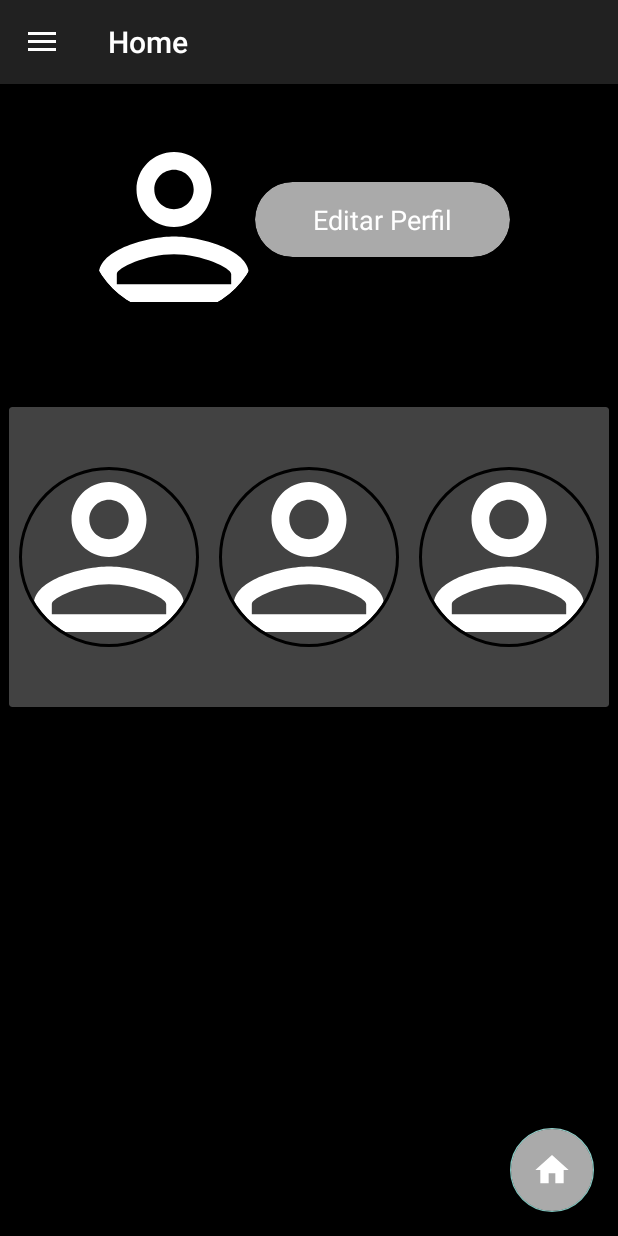
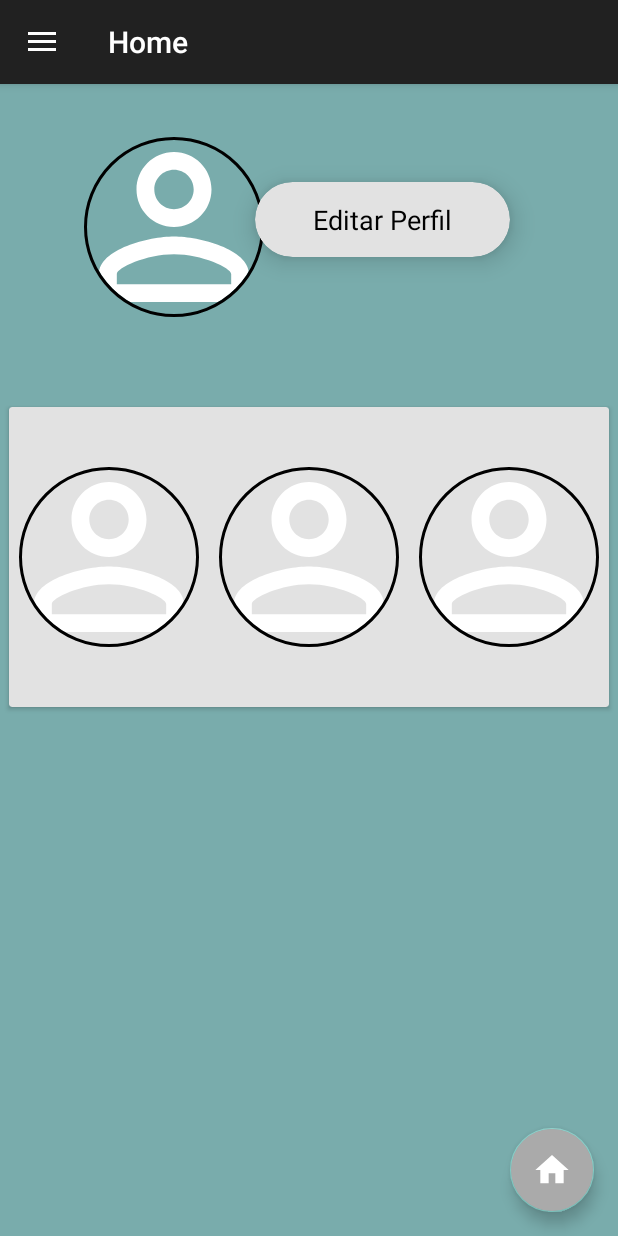
Before and after one commit to TiagoPereiraIfsul/TCC, an Android app: the fragment FragmentCabelo placed in its activity, in the side drawer, after a tap on "Perfil", on a phone screen of 412 x 824 dp. Run offline under Robolectric (Android 15) with nearby library versions, the phone set to English and light mode, and no system bars; our stand-ins replace CircleImageView, Firebase (no records; nobody signed in at launch, a user with empty details on screens opened directly), Picasso; pictures from the network do not load; 8 statements that could not run were skipped.

Commit message:
Falta apenas deixar bonito

```diff
--- a/app/src/main/java/com/example/login/Estilo/FragmentCabelo.java
+++ b/app/src/main/java/com/example/login/Estilo/FragmentCabelo.java
@@ -56,24 +56,24 @@ public class FragmentCabelo extends Fragment {
 //        recyclerView.setLayoutManager(new LinearLayoutManager(this));
         modeloEstilo = new ModeloEstilo();
         recyclerView.setLayoutManager(new LinearLayoutManager(getContext()));
-        recyclerView.setItemAnimator(new DefaultItemAnimator());
-        recyclerView.setAdapter(adapter = new EstiloAdapter(getContext(), modeloEstilos, onClickModeloEstilo()));
+        //recyclerView.setItemAnimator(new DefaultItemAnimator());
+        //recyclerView.setAdapter(adapter = new EstiloAdapter(getContext(), modeloEstilos, onClickModeloEstilo()));
 
         FirebaseDatabase.getInstance().getReference("Estilos").addListenerForSingleValueEvent(new ValueEventListener() {
             @Override
             public void onDataChange(@NonNull DataSnapshot dataSnapshot) {
-                List<ModeloEstilo> lista = new ArrayList<>();
+                List<ModeloEstilo> lista1 = new ArrayList<>();
 
                 for(DataSnapshot d : dataSnapshot.getChildren()) {
                     ModeloEstilo m = d.getValue(ModeloEstilo.class);
                     if(m.getBarbeiro().equals(FirebaseAuth.getInstance().getCurrentUser().getUid()))
-                        lista.add(m);
+                        lista1.add(m);
                 }
 
-                lista = (List<ModeloEstilo>) lista.stream().filter(e->e.getCategoria().equals("Cabelo - R$ 25,00")).collect(Collectors.toList());
-                System.out.println(lista);
-                modeloEstilos = lista;
-                carregarRecyclerView(lista);
+                lista1 = (List<ModeloEstilo>) lista1.stream().filter(e -> e.getCategoria().equals("Cabelo - R$ 25,00")).collect(Collectors.toList());
+                System.out.println(lista1);
+                modeloEstilos = lista1;
+                carregarRecyclerView(lista1);
 
             }
 
--- a/app/src/main/java/com/example/login/Login/Cadastro/Cadastro.java
+++ b/app/src/main/java/com/example/login/Login/Cadastro/Cadastro.java
@@ -232,7 +232,7 @@ public class Cadastro extends AppCompatActivity {
                                                         finish();
                                                     }else
                                                     {
-                                                        Toast.makeText(Cadastro.this, "Senha deve conter pelo menos 5 letras e 5 números", Toast.LENGTH_SHORT).show();
+                                                        Toast.makeText(Cadastro.this, "Senha deve conter pelo menos 4 letras e 5 números", Toast.LENGTH_SHORT).show();
                                                     }
                                                 }
                                             });
--- a/app/src/main/java/com/example/login/Login/Cadastro/MainActivity.java
+++ b/app/src/main/java/com/example/login/Login/Cadastro/MainActivity.java
@@ -42,7 +42,7 @@ public class MainActivity extends AppCompatActivity {
         aliasTwitter = findViewById(R.id.imageView4);
         aliasInsta = findViewById(R.id.imageView3);
         aliasFace = findViewById(R.id.imageView2);
-        aliasEmail = findViewById(R.id.editText);
+        aliasEmail = findViewById(R.id.editText3);
         aliasSenha = findViewById(R.id.editText2);
         aliasCadastro = findViewById(R.id.textView2);
 
--- a/app/src/main/res/layout/activity_inicial_barbeiro.xml
+++ b/app/src/main/res/layout/activity_inicial_barbeiro.xml
@@ -18,6 +18,7 @@
         android:layout_width="wrap_content"
         android:layout_height="match_parent"
         android:layout_gravity="start"
+        android:background="#636363"
         android:fitsSystemWindows="true"
         app:headerLayout="@layout/nav_header_inicial_barbeiro"
         app:menu="@menu/activity_inicial_barbeiro_drawer" />
--- a/app/src/main/res/layout/fragment_fragment_add_estilo.xml
+++ b/app/src/main/res/layout/fragment_fragment_add_estilo.xml
@@ -65,6 +65,7 @@
         android:layout_width="240dp"
         android:layout_height="wrap_content"
         android:layout_marginTop="220dp"
+        android:layout_marginLeft="90dp"
         android:ems="10"
         android:hint="Digite o nome do estilo:"
         android:inputType="textPersonName"
--- a/app/src/main/res/layout/fragment_fragment_inicial.xml
+++ b/app/src/main/res/layout/fragment_fragment_inicial.xml
@@ -4,7 +4,7 @@
     android:layout_width="match_parent"
     android:layout_height="match_parent"
     xmlns:app="http://schemas.android.com/apk/res-auto"
-    android:background="@drawable/aa"
+    android:background="@color/colorini"
     tools:context=".Acoes.Barbeiro.FragmentInicial">
 
     <!--<RelativeLayout-->
--- a/app/src/main/res/layout/fragment_fragment_perfil_barbeiro.xml
+++ b/app/src/main/res/layout/fragment_fragment_perfil_barbeiro.xml
@@ -11,11 +11,8 @@
     <RelativeLayout
         android:layout_width="match_parent"
         android:layout_height="match_parent"
-        android:background="@color/common_google_signin_btn_text_dark_focused"
+        android:background="@color/colorini"
         >
-
-
-
 
         <LinearLayout
             android:layout_width="match_parent"
@@ -51,7 +48,8 @@
                 android:layout_marginTop="10dp"
                 android:textColor="#fff"
                 android:textSize="15sp"
-                android:textStyle="bold" />
+                android:textStyle="bold"
+                android:textColorHint="@color/common_google_signin_btn_text_dark"/>
 
 
         </LinearLayout>
@@ -61,7 +59,7 @@
             android:layout_height="200dp"
             android:layout_centerHorizontal="true"
             android:layout_marginTop="215dp"
-            >
+            app:cardBackgroundColor="#E2E2E2">
             <!--app:cardBackgroundColor="@android:color/darker_gray"-->
 
             <LinearLayout
@@ -82,9 +80,9 @@
                         android:layout_width="120dp"
                         android:layout_height="120dp"
                         android:layout_gravity="center_horizontal"
-                        app:srcCompat="@drawable/ic_action_p"
+                        app:civ_border_color="#FF000000"
                         app:civ_border_width="2dp"
-                        app:civ_border_color="#FF000000"/>
+                        app:srcCompat="@drawable/ic_action_p" />
 
 
                     <!--<ImageView
@@ -108,9 +106,9 @@
                         android:layout_width="120dp"
                         android:layout_height="120dp"
                         android:layout_gravity="center_horizontal"
-                        app:srcCompat="@drawable/ic_action_p"
+                        app:civ_border_color="#FF000000"
                         app:civ_border_width="2dp"
-                        app:civ_border_color="#FF000000"/>
+                        app:srcCompat="@drawable/ic_action_p" />
 
 
                     <!--<ImageView
@@ -134,15 +132,14 @@
                         android:layout_width="120dp"
                         android:layout_height="120dp"
                         android:layout_gravity="center_horizontal"
-                        app:srcCompat="@drawable/ic_action_p"
+                        app:civ_border_color="#FF000000"
                         app:civ_border_width="2dp"
-                        app:civ_border_color="#FF000000"/>
+                        app:srcCompat="@drawable/ic_action_p" />
                     <!--<ImageView
                         android:id="@+id/aliasfoto3"
                         android:layout_width="137dp"
                         android:layout_height="100dp"
                         app:srcCompat="@drawable/ic_menu_camera" />-->
-
 
 
                 </LinearLayout>
@@ -171,8 +168,6 @@
     </LinearLayout>
 
 
-
-
     <android.support.v7.widget.CardView
         android:id="@+id/cardView"
         android:layout_width="170dp"
@@ -182,7 +177,7 @@
         android:layout_above="@+id/textView2"
         android:layout_centerHorizontal="true"
         android:layout_marginBottom="3dp"
-        app:cardBackgroundColor="@android:color/darker_gray"
+        app:cardBackgroundColor="#E2E2E2"
         app:cardCornerRadius="25dp"
         app:cardElevation="10dp">
 
@@ -196,7 +191,7 @@
                 android:layout_height="wrap_content"
                 android:layout_centerInParent="true"
                 android:text="Editar Perfil"
-                android:textColor="#fff"
+                android:textColor="#000"
                 android:textSize="18sp" />
         </RelativeLayout>
     </android.support.v7.widget.CardView>/>
--- a/app/src/main/res/values/colors.xml
+++ b/app/src/main/res/values/colors.xml
@@ -4,4 +4,5 @@
     <color name="colorPrimaryDark">#00574B</color>
     <color name="colorAccent">#D81B60</color>
     <color name="colorFace">#0174DF</color>
+    <color name="colorini">#79ACAC</color>
 </resources>
```
Also changed, not shown: app/src/main/java/com/example/login/Estilo/FragmentBarba.java (+5 -5 lines), app/src/main/res/layout/activity_cadastro.xml (+7 -9 lines), app/src/main/res/layout/activity_loginou_cadastro.xml (+11 -12 lines), app/src/main/res/layout/activity_main.xml (+7 -6 lines), app/src/main/res/layout/nav_header_inicial_barbeiro.xml (+4 -5 lines).
